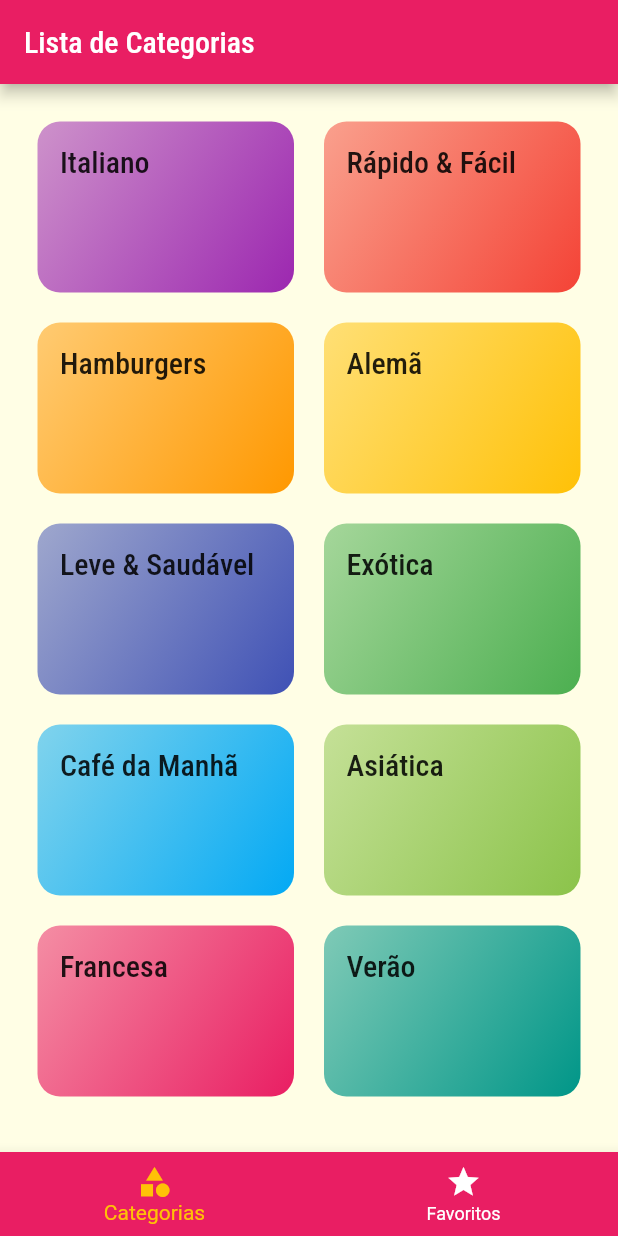
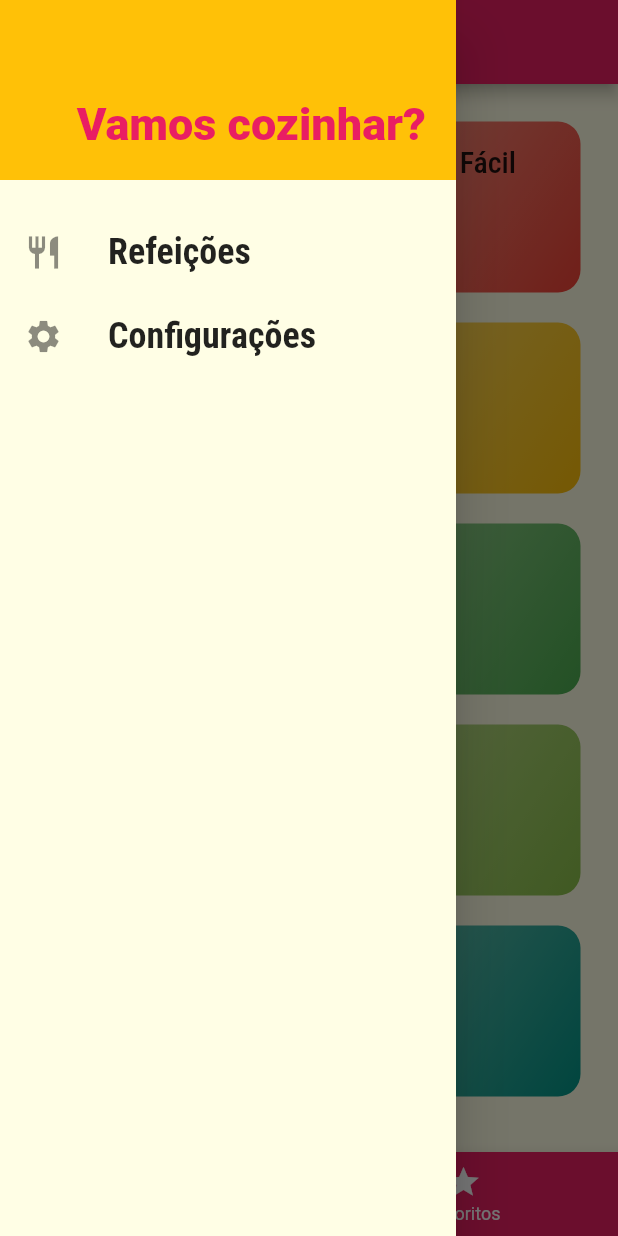
Before and after one commit to reisalazar/App-Recipes-Flutter, a Flutter app: the screen it shows after launch, with the side drawer open (before the commit the screen has no drawer), on a phone screen of 412 x 824 dp. Run offline on Flutter 3.47's test engine with Material 2 defaults, Android fonts, the light colour scheme and no system bars.

Commit message:
Personalized Drawer

```diff
--- /dev/null
+++ b/lib/components/main_drawer.dart
@@ -0,0 +1,51 @@
+import 'package:flutter/material.dart';
+
+class MainDrawer extends StatelessWidget {
+  const MainDrawer({super.key});
+
+  Widget _createItem(IconData icon, String label) {
+    return ListTile(
+      leading: Icon(
+        icon,
+        size: 26,
+      ),
+      title: Text(
+        label,
+        style: const TextStyle(
+          fontFamily: 'RobotoCondensed',
+          fontSize: 24,
+          fontWeight: FontWeight.bold,
+        ),
+      ),
+      onTap: () {},
+    );
+  }
+
+  @override
+  Widget build(BuildContext context) {
+    return Drawer(
+      child: Column(
+        children: [
+          Container(
+            height: 120,
+            width: double.infinity,
+            padding: const EdgeInsets.all(20),
+            color: Theme.of(context).colorScheme.secondary,
+            alignment: Alignment.bottomRight,
+            child: Text(
+              'Vamos cozinhar?',
+              style: TextStyle(
+                fontWeight: FontWeight.w900,
+                fontSize: 30,
+                color: Theme.of(context).colorScheme.primary,
+              ),
+            ),
+          ),
+          SizedBox(height: 20),
+          _createItem(Icons.restaurant, 'Refeições'),
+          _createItem(Icons.settings, 'Configurações'),
+        ],
+      ),
+    );
+  }
+}
--- a/lib/screens/tab_screen.dart
+++ b/lib/screens/tab_screen.dart
@@ -1,6 +1,7 @@
 import 'package:flutter/material.dart';
 import 'categories_screen.dart';
 import 'favorite_screen.dart';
+import '../components/main_drawer.dart';
 
 class TabsScreen extends StatefulWidget {
   const TabsScreen({Key? key}) : super(key: key);
@@ -31,6 +32,7 @@
           _screens[_selectedScreenIndex]['title'] as String,
         ),
       ),
+      drawer: MainDrawer(),
       body: _screens[_selectedScreenIndex]['screen'] as Widget,
       bottomNavigationBar: BottomNavigationBar(
         onTap: _selectScreen,
```
